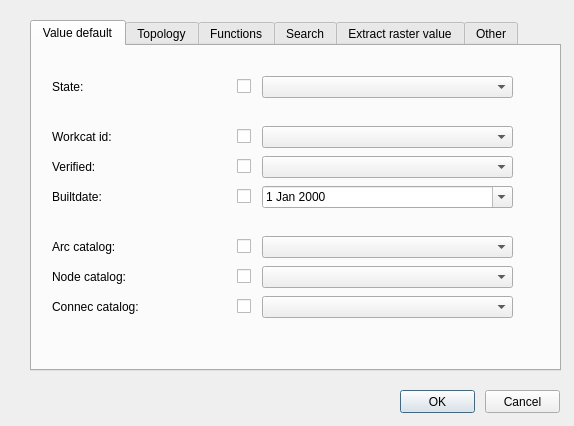
Above: ui/config.ui from Giswater/giswater_qgis_plugin before the change. Below: the same form after it.
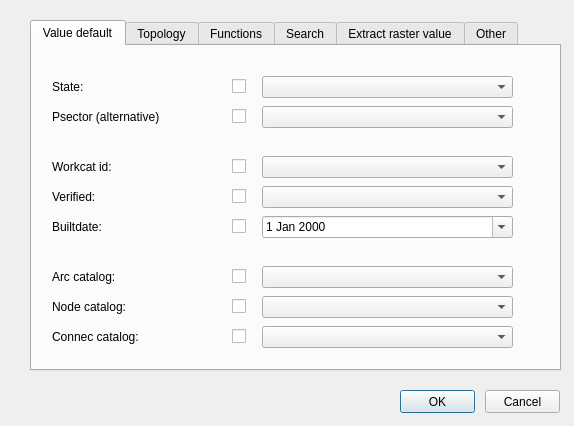
That is the form after the change.

```diff
--- a/ui/config.ui
+++ b/ui/config.ui
@@ -59,7 +59,7 @@
      <property name="geometry">
       <rect>
        <x>20</x>
-       <y>80</y>
+       <y>110</y>
        <width>141</width>
        <height>22</height>
       </rect>
@@ -131,7 +131,7 @@
      <property name="geometry">
       <rect>
        <x>20</x>
-       <y>110</y>
+       <y>140</y>
        <width>141</width>
        <height>22</height>
       </rect>
@@ -167,7 +167,7 @@
      <property name="geometry">
       <rect>
        <x>20</x>
-       <y>140</y>
+       <y>170</y>
        <width>141</width>
        <height>22</height>
       </rect>
@@ -213,7 +213,7 @@
      <property name="geometry">
       <rect>
        <x>230</x>
-       <y>80</y>
+       <y>110</y>
        <width>251</width>
        <height>22</height>
       </rect>
@@ -223,7 +223,7 @@
      <property name="geometry">
       <rect>
        <x>230</x>
-       <y>110</y>
+       <y>140</y>
        <width>251</width>
        <height>22</height>
       </rect>
@@ -233,7 +233,7 @@
      <property name="geometry">
       <rect>
        <x>230</x>
-       <y>140</y>
+       <y>170</y>
        <width>251</width>
        <height>22</height>
       </rect>
@@ -246,7 +246,7 @@
      <property name="geometry">
       <rect>
        <x>20</x>
-       <y>190</y>
+       <y>220</y>
        <width>141</width>
        <height>22</height>
       </rect>
@@ -282,7 +282,7 @@
      <property name="geometry">
       <rect>
        <x>230</x>
-       <y>190</y>
+       <y>220</y>
        <width>251</width>
        <height>22</height>
       </rect>
@@ -292,7 +292,7 @@
      <property name="geometry">
       <rect>
        <x>20</x>
-       <y>220</y>
+       <y>250</y>
        <width>141</width>
        <height>22</height>
       </rect>
@@ -328,7 +328,7 @@
      <property name="geometry">
       <rect>
        <x>230</x>
-       <y>220</y>
+       <y>250</y>
        <width>251</width>
        <height>22</height>
       </rect>
@@ -338,7 +338,7 @@
      <property name="geometry">
       <rect>
        <x>20</x>
-       <y>250</y>
+       <y>280</y>
        <width>141</width>
        <height>22</height>
       </rect>
@@ -374,7 +374,7 @@
      <property name="geometry">
       <rect>
        <x>230</x>
-       <y>250</y>
+       <y>280</y>
        <width>251</width>
        <height>22</height>
       </rect>
@@ -383,8 +383,8 @@
     <widget class="QCheckBox" name="chk_arccat_vdefault">
      <property name="geometry">
       <rect>
-       <x>205</x>
-       <y>190</y>
+       <x>200</x>
+       <y>220</y>
        <width>20</width>
        <height>21</height>
       </rect>
@@ -396,8 +396,8 @@
     <widget class="QCheckBox" name="chk_nodecat_vdefault">
      <property name="geometry">
       <rect>
-       <x>205</x>
-       <y>220</y>
+       <x>200</x>
+       <y>250</y>
        <width>20</width>
        <height>21</height>
       </rect>
@@ -409,8 +409,8 @@
     <widget class="QCheckBox" name="chk_connecat_vdefault">
      <property name="geometry">
       <rect>
-       <x>205</x>
-       <y>250</y>
+       <x>200</x>
+       <y>280</y>
        <width>20</width>
        <height>21</height>
       </rect>
@@ -422,8 +422,8 @@
     <widget class="QCheckBox" name="chk_workcat_vdefault">
      <property name="geometry">
       <rect>
-       <x>205</x>
-       <y>80</y>
+       <x>200</x>
+       <y>110</y>
        <width>20</width>
        <height>21</height>
       </rect>
@@ -435,8 +435,8 @@
     <widget class="QCheckBox" name="chk_cverified_vdefault">
      <property name="geometry">
       <rect>
-       <x>205</x>
-       <y>110</y>
+       <x>200</x>
+       <y>140</y>
        <width>20</width>
        <height>21</height>
       </rect>
@@ -448,7 +448,7 @@
     <widget class="QCheckBox" name="chk_state_vdefault">
      <property name="geometry">
       <rect>
-       <x>205</x>
+       <x>200</x>
        <y>30</y>
        <width>20</width>
        <height>21</height>
@@ -461,8 +461,67 @@
     <widget class="QCheckBox" name="chk_builtdate_vdefault">
      <property name="geometry">
       <rect>
-       <x>205</x>
-       <y>140</y>
+       <x>200</x>
+       <y>170</y>
+       <width>20</width>
+       <height>21</height>
+      </rect>
+     </property>
+     <property name="text">
+      <string/>
+     </property>
+    </widget>
+    <widget class="QComboBox" name="psector_vdefault">
+     <property name="geometry">
+      <rect>
+       <x>230</x>
+       <y>60</y>
+       <width>251</width>
+       <height>22</height>
+      </rect>
+     </property>
+    </widget>
+    <widget class="QLabel" name="label_psector">
+     <property name="geometry">
+      <rect>
+       <x>20</x>
+       <y>60</y>
+       <width>141</width>
+       <height>22</height>
+      </rect>
+     </property>
+     <property name="font">
+      <font>
+       <pointsize>9</pointsize>
+      </font>
+     </property>
+     <property name="frameShape">
+      <enum>QFrame::NoFrame</enum>
+     </property>
+     <property name="frameShadow">
+      <enum>QFrame::Plain</enum>
+     </property>
+     <property name="text">
+      <string>Psector (alternative)</string>
+     </property>
+     <property name="textFormat">
+      <enum>Qt::AutoText</enum>
+     </property>
+     <property name="scaledContents">
+      <bool>false</bool>
+     </property>
+     <property name="alignment">
+      <set>Qt::AlignLeading|Qt::AlignLeft|Qt::AlignVCenter</set>
+     </property>
+     <property name="margin">
+      <number>3</number>
+     </property>
+    </widget>
+    <widget class="QCheckBox" name="chk_psector_vdefault">
+     <property name="geometry">
+      <rect>
+       <x>200</x>
+       <y>60</y>
        <width>20</width>
        <height>21</height>
       </rect>
```
